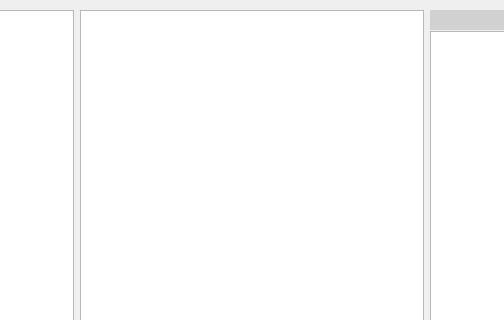
Old version of the form sc_export_layers_dialog.ui in the repository Przemek2829/sc_qgis; both pictures show x 286 to 790 and y 0 to 320 of the 1079 by 420 pixel window.
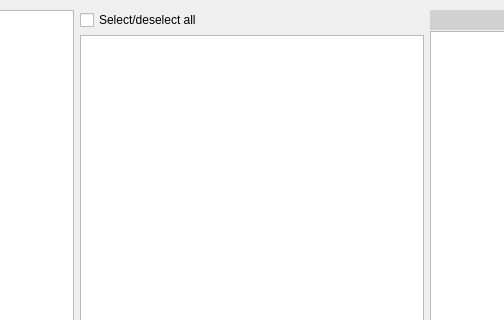
New version of the form.

Commit message:
Release 1.2: async export, repo metadata and project hygiene
- metadata.txt: real publisher info (The Wroclaw Institute of Spatial
  Information and Artificial Intelligence, biuro@wizipisi.ai), valid
  tracker/repository/homepage URLs, changelog and richer tags
- new sc_export_task.py: asynchronous layer export as a background task
- export layers dialog/manager, layers manager, query dialog, dockwidget
  and URL validator updates
- add .gitignore and .gitattributes (LF normalization)

What changed in the file:
```diff
--- a/sc_export_layers_dialog.ui
+++ b/sc_export_layers_dialog.ui
@@ -91,6 +91,43 @@
      </widget>
     </item>
     <item>
+     <widget class="QWidget" name="attributes_widget" native="true">
+      <property name="minimumSize">
+       <size>
+        <width>50</width>
+        <height>0</height>
+       </size>
+      </property>
+      <layout class="QVBoxLayout" name="attributes_layout">
+       <property name="spacing">
+        <number>5</number>
+       </property>
+       <property name="leftMargin">
+        <number>0</number>
+       </property>
+       <property name="topMargin">
+        <number>0</number>
+       </property>
+       <property name="rightMargin">
+        <number>0</number>
+       </property>
+       <property name="bottomMargin">
+        <number>0</number>
+       </property>
+       <item>
+        <widget class="QCheckBox" name="select_all_attributes">
+         <property name="minimumSize">
+          <size>
+           <width>0</width>
+           <height>20</height>
+          </size>
+         </property>
+         <property name="text">
+          <string>Select/deselect all</string>
+         </property>
+        </widget>
+       </item>
+       <item>
      <widget class="QTreeWidget" name="attributes_tree">
       <property name="columnCount">
        <number>2</number>
@@ -108,6 +145,9 @@
         <string notr="true">2</string>
        </property>
       </column>
+        </widget>
+       </item>
+      </layout>
      </widget>
     </item>
     <item>
```
Lines whose indentation alone changed are shown as unchanged. The commit also changes 12 other files.
